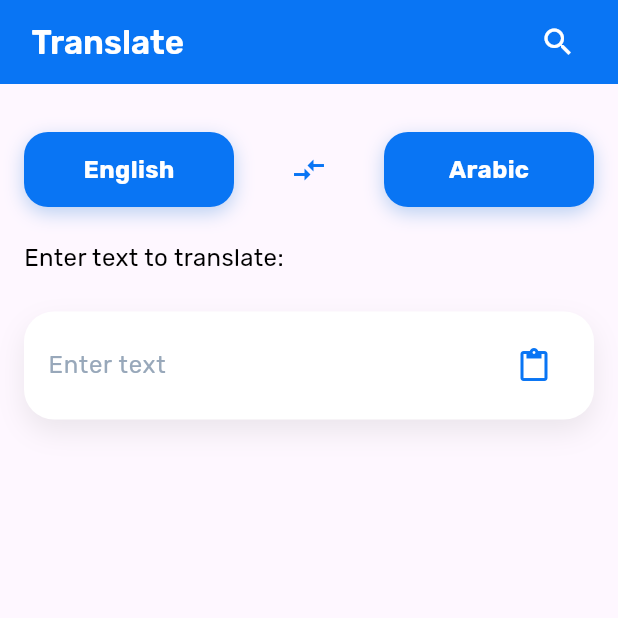
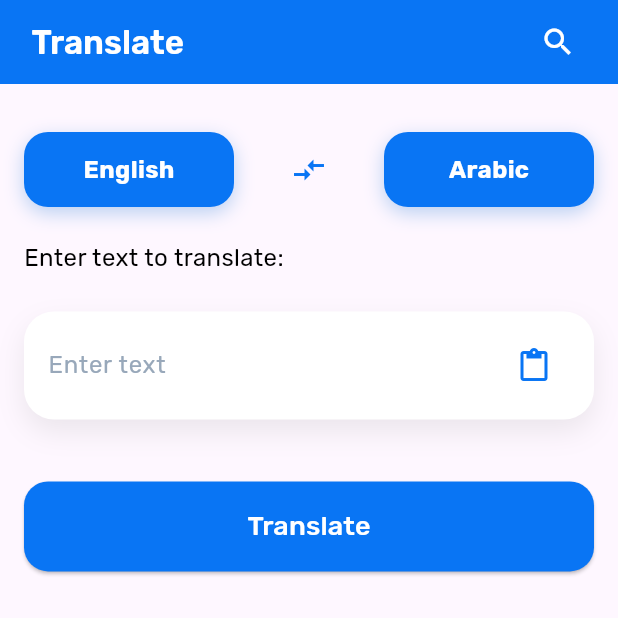
Before and after one commit to m7mdragab74/google-translate-clone, a Flutter app: the screen it shows after launch, on a phone screen of 412 x 824 dp, the top half of it. Run offline on Flutter 3.47's test engine with Material 3 defaults, Android fonts, the phone set to English and light mode, and no system bars; our stand-ins replace flutter_svg, go_router, google_fonts.

Commit message:
done home view

```diff
--- a/lib/features/home/presentation/views/widgets/home_view_body.dart
+++ b/lib/features/home/presentation/views/widgets/home_view_body.dart
@@ -1,4 +1,5 @@
 import 'package:flutter/material.dart';
+import 'package:google_translate_clone/constants.dart';
 import 'package:google_translate_clone/core/utils/styles.dart';
 import 'package:google_translate_clone/features/home/presentation/views/widgets/language_selection_section.dart';
 import 'package:google_translate_clone/features/home/presentation/views/widgets/text_input_section.dart';
@@ -30,6 +31,24 @@ class HomeViewBody extends StatelessWidget {
                 height: MediaQuery.of(context).size.height * 0.03,
               ),
               const TextInputSection(),
+              SizedBox(height: MediaQuery.of(context).size.height * 0.05),
+              ElevatedButton(
+                onPressed: () {},
+                style: ElevatedButton.styleFrom(
+                  backgroundColor: kPrimaryColor,
+                  shape: RoundedRectangleBorder(
+                    borderRadius: BorderRadius.circular(16),
+                  ),
+                  minimumSize: const Size(double.infinity, 60),
+                ),
+                child: Text(
+                  "Translate",
+                  style: Styles.textStyle32.copyWith(
+                    fontSize: 18,
+                    fontWeight: FontWeight.w500,
+                  ),
+                ),
+              ),
             ],
           ),
         ),
```
